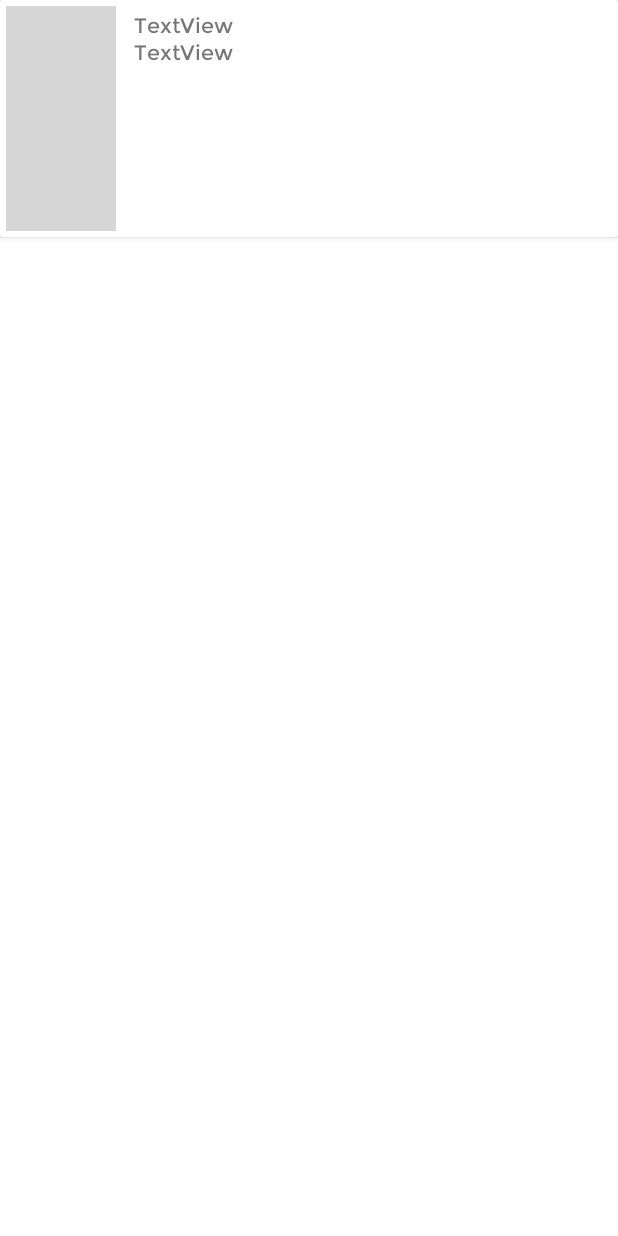
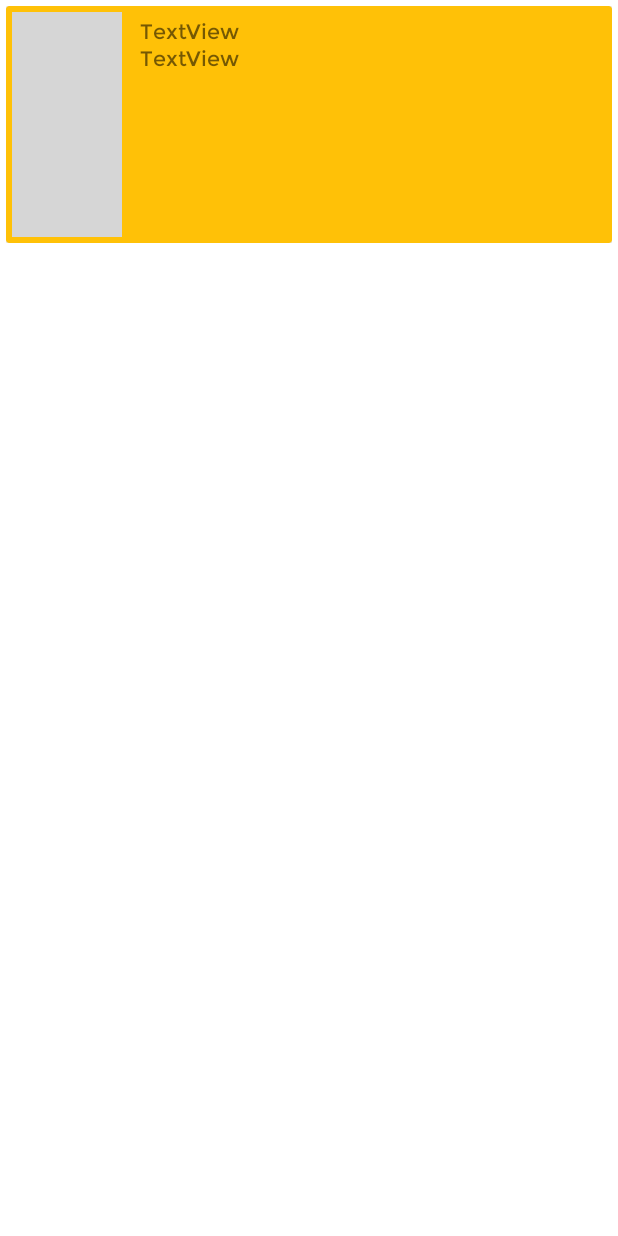
Before and after one commit to MatiTolaba/FarmaJuy, an Android app: the layout item_farmacia.xml on its own in the app's theme, with its tools: preview values and no code run, on a phone screen of 412 x 824 dp. Run offline under Robolectric (Android 15) with nearby library versions, the phone set to English and light mode, and no system bars; grey boxes are pictures that could not be loaded.

Commit message:
arreglando vista productos y farmacia

```diff
--- a/app/src/main/java/fi/unju/farmajuy/adaptadores/AdaptadorDetalleProducto.java
+++ b/app/src/main/java/fi/unju/farmajuy/adaptadores/AdaptadorDetalleProducto.java
@@ -34,7 +34,7 @@ public class AdaptadorDetalleProducto extends RecyclerView.Adapter<AdaptadorDeta
     @NonNull
     @Override
     public AdaptadorDetalleProducto.ViewHolderDetalleProducto onCreateViewHolder(@NonNull ViewGroup parent, int viewType) {
-        View view = LayoutInflater.from(parent.getContext()).inflate(R.layout.item_farmacia,null,false);
+        View view = LayoutInflater.from(parent.getContext()).inflate(R.layout.item_farmacia, parent,false);
         return new AdaptadorDetalleProducto.ViewHolderDetalleProducto(view);
     }
 
--- a/app/src/main/java/fi/unju/farmajuy/adaptadores/AdaptadorProducto.java
+++ b/app/src/main/java/fi/unju/farmajuy/adaptadores/AdaptadorProducto.java
@@ -33,7 +33,7 @@ public class AdaptadorProducto extends RecyclerView.Adapter<AdaptadorProducto.Vi
     @NonNull
     @Override
     public ViewHolderProducto onCreateViewHolder(@NonNull ViewGroup parent, int viewType) {
-        View view = LayoutInflater.from(parent.getContext()).inflate(R.layout.item_producto,null,false);
+        View view = LayoutInflater.from(parent.getContext()).inflate(R.layout.item_producto, parent,false);
         return new ViewHolderProducto(view);
     }
 
--- a/app/src/main/res/layout/activity_farmacia.xml
+++ b/app/src/main/res/layout/activity_farmacia.xml
@@ -3,7 +3,7 @@
     xmlns:tools="http://schemas.android.com/tools"
     android:layout_width="match_parent"
     android:layout_height="match_parent"
-    android:layout_margin="10dp"
+    android:layout_margin="8dp"
     android:orientation="vertical">
 
     <TextView
@@ -11,11 +11,11 @@
         android:layout_width="wrap_content"
         android:layout_height="wrap_content"
         android:layout_marginBottom="8dp"
-        android:text="@string/las_siguientes_farmacias_cercanas_poseen_disponibilidad_del_medicamento_que_ha_buscado"/>
+        android:text="@string/las_siguientes_farmacias_cercanas_poseen_disponibilidad_del_medicamento_que_ha_buscado" />
 
     <androidx.recyclerview.widget.RecyclerView
         android:id="@+id/recyclerViewFarmaciasConStock"
         android:layout_width="match_parent"
-        android:layout_height="wrap_content" />
+        android:layout_height="match_parent" />
 
 </LinearLayout>
--- a/app/src/main/res/layout/activity_producto.xml
+++ b/app/src/main/res/layout/activity_producto.xml
@@ -4,12 +4,12 @@
     xmlns:tools="http://schemas.android.com/tools"
     android:layout_width="match_parent"
     android:layout_height="match_parent"
-    android:layout_margin="10dp"
+    android:layout_margin="8dp"
     tools:context=".ProductoActivity">
 
     <androidx.recyclerview.widget.RecyclerView
         android:id="@+id/recyclerViewItemsProducto"
         android:layout_width="match_parent"
-        android:layout_height="wrap_content" />
+        android:layout_height="match_parent" />
 
 </RelativeLayout>
--- a/app/src/main/res/layout/item_farmacia.xml
+++ b/app/src/main/res/layout/item_farmacia.xml
@@ -3,13 +3,15 @@
     xmlns:app="http://schemas.android.com/apk/res-auto"
     xmlns:tools="http://schemas.android.com/tools"
     android:layout_width="match_parent"
-    android:layout_height="match_parent"
-    android:orientation="vertical">
+    android:layout_height="wrap_content"
+    android:layout_marginBottom="4dp"
+    android:padding="4dp">
 
     <androidx.cardview.widget.CardView
         android:id="@+id/cardViewFarmacias"
         android:layout_width="match_parent"
         android:layout_height="wrap_content"
+        app:cardBackgroundColor="#FFC107"
         app:contentPadding="4dp">
 
         <LinearLayout
```
Also changed, not shown: app/src/main/res/layout/item_producto.xml (+11 -14 lines).
